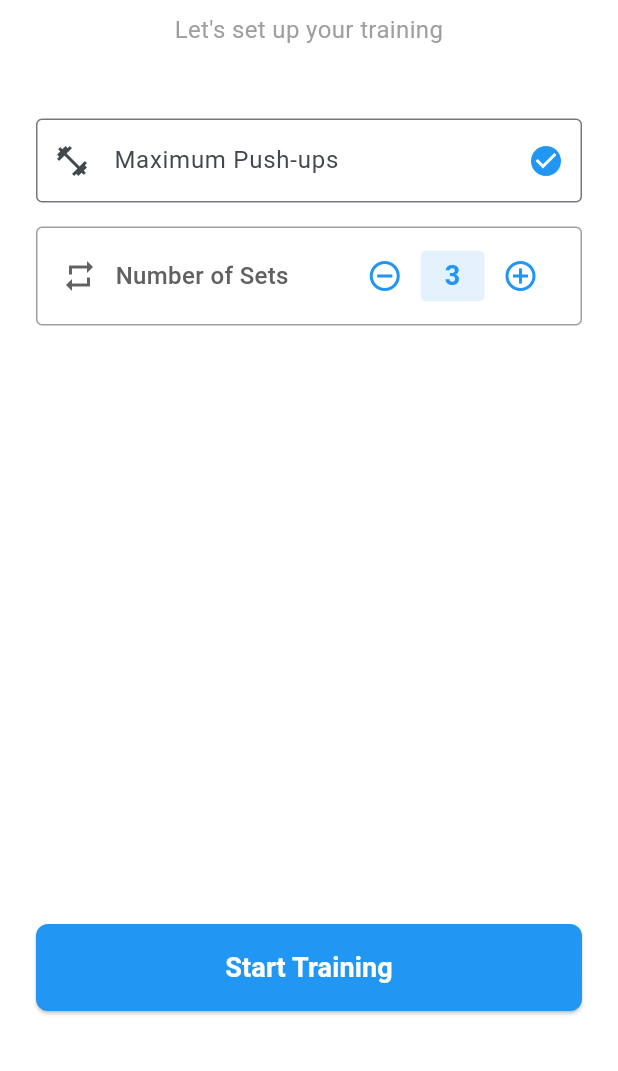
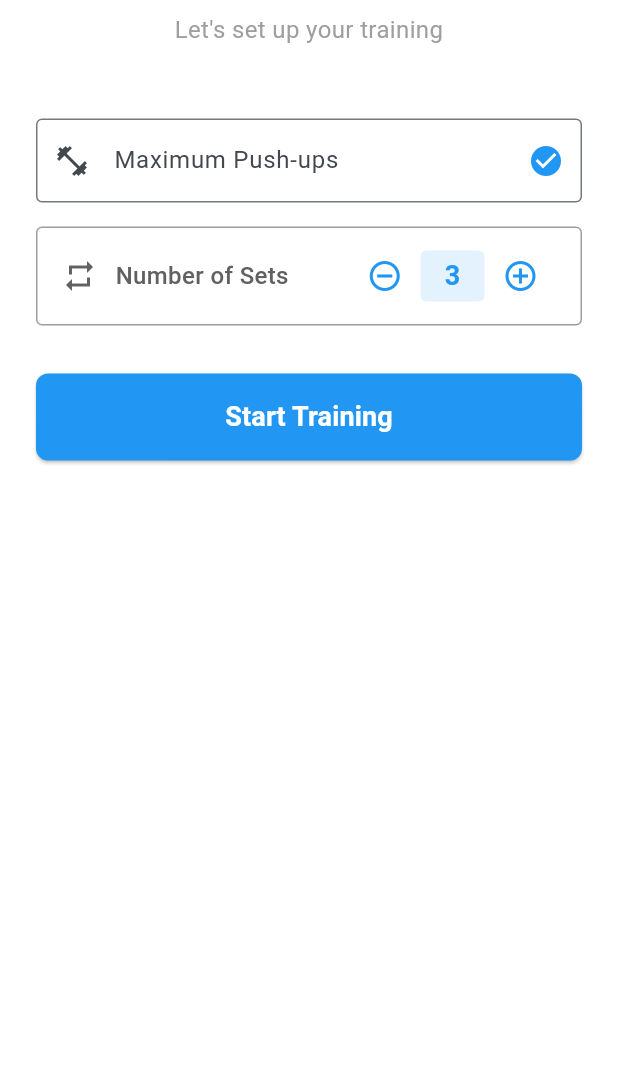
Before and after one commit to pschulzk/nbjp, a Flutter app: the screen it shows after launch, on a phone screen of 412 x 824 dp, the part 165-1236 px from its top. Run offline on Flutter 3.47's test engine with Material 3 defaults, Android fonts, the phone set to English and light mode, and no system bars; our stand-ins replace sqflite; accounts and stored records are empty.

Commit message:
Fix scrollability in onboarding screen
The onboarding screen now uses a SingleChildScrollView to ensure all content is accessible, even on smaller screens.

The Spacer widgets have been replaced with SizedBox widgets to provide consistent spacing.

```diff
--- a/lib/screens/onboarding_screen.dart
+++ b/lib/screens/onboarding_screen.dart
@@ -61,7 +61,7 @@ class _OnboardingScreenState extends State<OnboardingScreen> {
       child: Scaffold(
         backgroundColor: Colors.white,
         body: SafeArea(
-          child: Padding(
+          child: SingleChildScrollView(
             padding: const EdgeInsets.all(24.0),
             child: Form(
               key: _formKey,
@@ -255,7 +255,7 @@ class _OnboardingScreenState extends State<OnboardingScreen> {
                     ),
                   ),
                 ],
-                const Spacer(),
+                const SizedBox(height: 32),
                 ElevatedButton(
                   onPressed: _saveAndContinue,
                   style: ElevatedButton.styleFrom(
@@ -274,7 +274,7 @@ class _OnboardingScreenState extends State<OnboardingScreen> {
                     ),
                   ),
                 ),
-                const SizedBox(height: 16),
+                const SizedBox(height: 60),
                 ],
               ),
             ),
```
